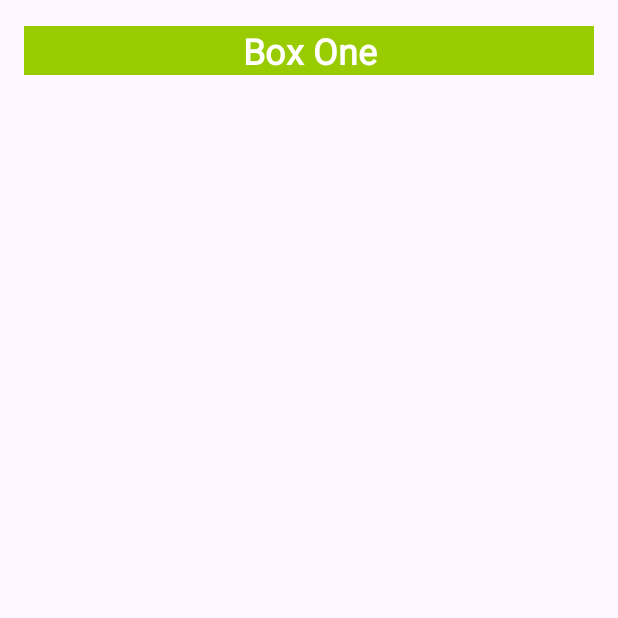
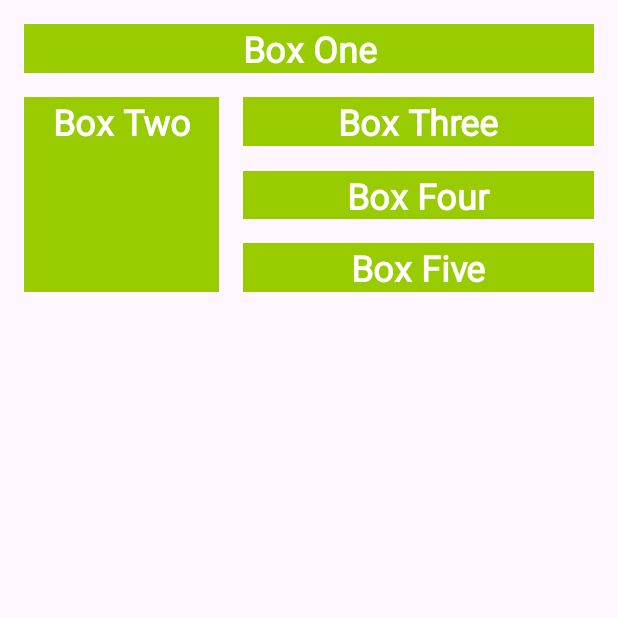
Before and after one commit to airOfBengal/color-my-views-kotlin-android-layout, an Android app: the screen it shows after launch (MainActivity), on a phone screen of 412 x 824 dp, the top half of it. Run offline under Robolectric (Android 15) with nearby library versions, the phone set to English and light mode, and no system bars.

Commit message:
Add box two and three aligned boxes

```diff
--- a/app/src/main/res/layout/activity_main.xml
+++ b/app/src/main/res/layout/activity_main.xml
@@ -12,14 +12,65 @@
         android:layout_width="0dp"
         android:layout_height="wrap_content"
         android:layout_marginStart="16dp"
+        android:layout_marginTop="16dp"
         android:layout_marginEnd="16dp"
         android:fontFamily="@font/roboto"
         android:text="@string/box_one"
-        app:layout_constraintBottom_toBottomOf="parent"
         app:layout_constraintEnd_toEndOf="parent"
         app:layout_constraintHorizontal_bias="0.047"
         app:layout_constraintStart_toStartOf="parent"
-        app:layout_constraintTop_toTopOf="parent"
-        app:layout_constraintVertical_bias="0.022" />
+        app:layout_constraintTop_toTopOf="parent" />
+
+    <TextView
+        android:id="@+id/box_two_text"
+        style="@style/WhiteBox"
+        android:layout_width="130dp"
+        android:layout_height="130dp"
+        android:layout_marginStart="16dp"
+        android:layout_marginTop="16dp"
+        android:text="@string/box_two"
+        app:layout_constraintStart_toStartOf="parent"
+        app:layout_constraintTop_toBottomOf="@+id/box_one_text" />
+
+    <TextView
+        android:id="@+id/box_three_text"
+        style="@style/WhiteBox"
+        android:layout_width="0dp"
+        android:layout_height="wrap_content"
+        android:layout_marginStart="16dp"
+        android:layout_marginEnd="16dp"
+        android:text="@string/box_three"
+        app:layout_constraintBottom_toTopOf="@+id/box_four_text"
+        app:layout_constraintEnd_toEndOf="parent"
+        app:layout_constraintStart_toEndOf="@+id/box_two_text"
+        app:layout_constraintTop_toTopOf="@+id/box_two_text" />
+
+    <TextView
+        android:id="@+id/box_four_text"
+        style="@style/WhiteBox"
+        android:layout_width="0dp"
+        android:layout_height="32dp"
+        android:layout_marginStart="16dp"
+        android:layout_marginTop="16dp"
+        android:layout_marginEnd="16dp"
+        android:layout_marginBottom="16dp"
+        android:text="@string/box_four"
+        app:layout_constraintBottom_toTopOf="@+id/box_five_text"
+        app:layout_constraintEnd_toEndOf="parent"
+        app:layout_constraintStart_toEndOf="@+id/box_two_text"
+        app:layout_constraintTop_toBottomOf="@+id/box_three_text" />
+
+    <TextView
+        android:id="@+id/box_five_text"
+        style="@style/WhiteBox"
+        android:layout_width="0dp"
+        android:layout_height="wrap_content"
+        android:layout_marginStart="16dp"
+        android:layout_marginEnd="16dp"
+        android:text="@string/box_five"
+        app:layout_constraintBottom_toBottomOf="@+id/box_two_text"
+        app:layout_constraintEnd_toEndOf="parent"
+        app:layout_constraintStart_toEndOf="@+id/box_two_text"
+        app:layout_constraintTop_toBottomOf="@+id/box_four_text" />
 
 </androidx.constraintlayout.widget.ConstraintLayout>
--- a/app/src/main/res/values/strings.xml
+++ b/app/src/main/res/values/strings.xml
@@ -1,4 +1,8 @@
 <resources>
     <string name="app_name">ColorMyViews</string>
     <string name="box_one">Box One</string>
+    <string name="box_two">Box Two</string>
+    <string name="box_three">Box Three</string>
+    <string name="box_four">Box Four</string>
+    <string name="box_five">Box Five</string>
 </resources>
```
